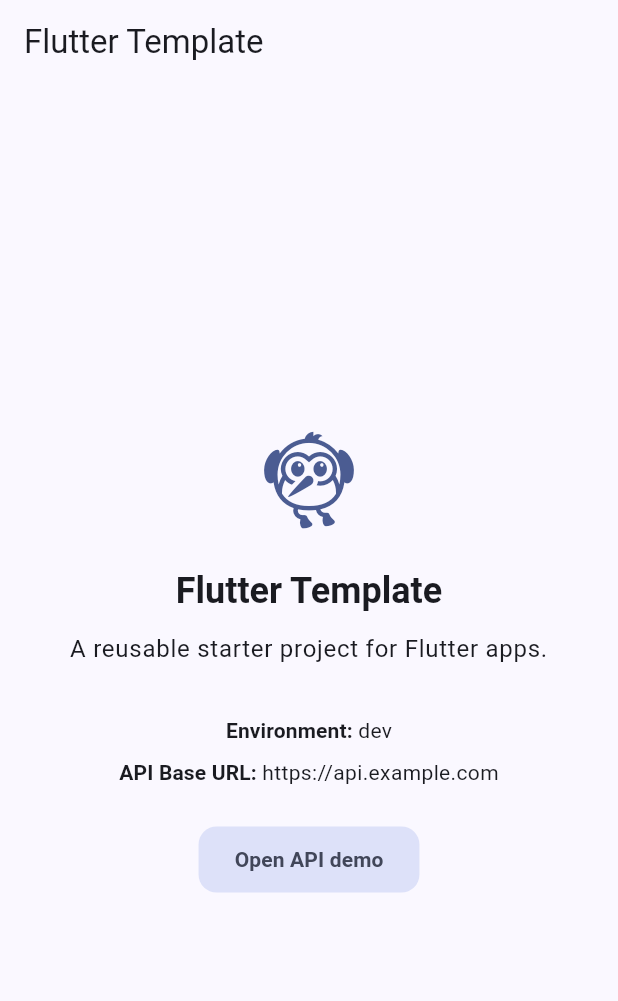
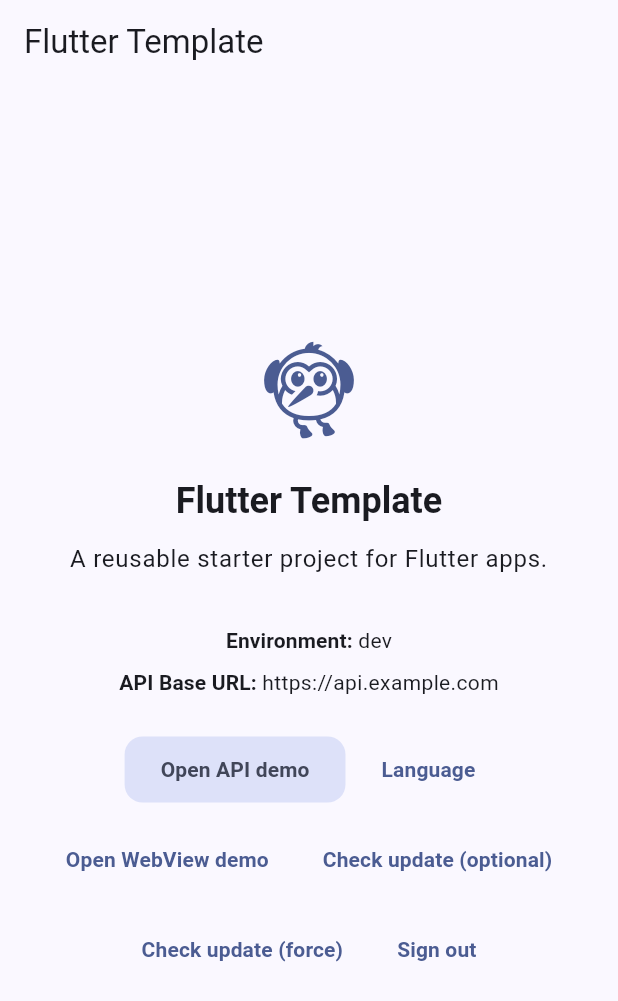
Before and after one commit to ZhangPeibin/flutter-template, a Flutter app: the HomePage screen opened by its route, on a phone screen of 412 x 824 dp. Shown: the top 1001 px of the screen. Run offline on Flutter 3.47's test engine with Material 3 defaults, Android fonts, the phone set to English and light mode, and no system bars; drawn by our look-alikes of toastification; our stand-ins replace device_info_plus, dio, flutter_riverpod, flutter_secure_storage, go_router, logger and 4 more; missing offline and left inert: slang; accounts and stored records are empty; generated files the repository leaves out were written again.

Commit message:
feat(demo): update home/not_found/todo_demo with i18n, mock scenarios, retry

```diff
--- a/lib/features/home/presentation/home_page.dart
+++ b/lib/features/home/presentation/home_page.dart
@@ -4,9 +4,14 @@ import 'package:go_router/go_router.dart';
 
 import '../../../app/router/app_router.dart';
 import '../../../app/theme/app_spacing.dart';
+import '../../../core/feedback/app_toast.dart';
 import '../../../core/providers/app_config_provider.dart';
 import '../../../core/widgets/app_button.dart';
 import '../../../core/widgets/app_scaffold.dart';
+import '../../../i18n/strings.g.dart';
+import '../../app_update/presentation/app_update_dialog.dart';
+import '../../app_update/providers/app_version_providers.dart';
+import '../../auth/providers/auth_notifier.dart';
 
 class HomePage extends ConsumerWidget {
   const HomePage({super.key});
@@ -16,10 +21,12 @@ class HomePage extends ConsumerWidget {
     final config = ref.watch(appConfigProvider);
     final colorScheme = Theme.of(context).colorScheme;
     final textTheme = Theme.of(context).textTheme;
+    final t = context.t;
 
     return AppScaffold(
       title: config.appName,
-      body: Column(
+      body: SingleChildScrollView(
+        child: Column(
           mainAxisSize: MainAxisSize.min,
           children: [
             Icon(Icons.flutter_dash, size: 72, color: colorScheme.primary),
@@ -31,36 +38,78 @@ class HomePage extends ConsumerWidget {
             ),
             const SizedBox(height: AppSpacing.s12),
             Text(
-            'A reusable starter project for Flutter apps.',
+              t.app.subtitle,
               style: textTheme.bodyLarge,
               textAlign: TextAlign.center,
             ),
             const SizedBox(height: AppSpacing.s24),
-          _InfoTile(label: 'Environment', value: config.environment.name),
-          _InfoTile(label: 'API Base URL', value: config.apiBaseUrl),
+            _InfoTile(
+              label: t.common.environment,
+              value: config.environment.name,
+            ),
+            _InfoTile(label: t.common.apiBaseUrl, value: config.apiBaseUrl),
             const SizedBox(height: AppSpacing.s24),
-          const Wrap(
+            Wrap(
               spacing: AppSpacing.s12,
               runSpacing: AppSpacing.s12,
               alignment: WrapAlignment.center,
-            children: [_TodoDemoNavigationButton()],
+              children: [
+                AppButton(
+                  label: t.app.openApiDemo,
+                  variant: AppButtonVariant.secondary,
+                  onPressed: () => context.pushNamed(AppRouteNames.todoDemo),
+                ),
+                AppButton(
+                  label: t.app.languageSettings,
+                  variant: AppButtonVariant.text,
+                  onPressed: () => context.pushNamed(AppRouteNames.language),
+                ),
+                AppButton(
+                  label: t.webView.openDemo,
+                  variant: AppButtonVariant.text,
+                  onPressed: () => context.pushNamed(
+                    AppRouteNames.webView,
+                    queryParameters: {'url': 'https://example.com/'},
+                  ),
+                ),
+                AppButton(
+                  label: t.appUpdate.checkOptional,
+                  variant: AppButtonVariant.text,
+                  onPressed: () => _checkForUpdate(context, ref, force: false),
+                ),
+                AppButton(
+                  label: t.appUpdate.checkForce,
+                  variant: AppButtonVariant.text,
+                  onPressed: () => _checkForUpdate(context, ref, force: true),
+                ),
+                AppButton(
+                  label: t.auth.signOut,
+                  variant: AppButtonVariant.text,
+                  onPressed: () =>
+                      ref.read(authNotifierProvider.notifier).signOut(),
                 ),
               ],
             ),
+          ],
+        ),
+      ),
     );
   }
+
+  Future<void> _checkForUpdate(
+    BuildContext context,
+    WidgetRef ref, {
+    required bool force,
+  }) async {
+    try {
+      final version = await ref.read(appVersionCheckProvider(force).future);
+      if (!context.mounted) {
+        return;
       }
-
-class _TodoDemoNavigationButton extends StatelessWidget {
-  const _TodoDemoNavigationButton();
-
-  @override
-  Widget build(BuildContext context) {
-    return AppButton(
-      label: 'Open API demo',
-      variant: AppButtonVariant.secondary,
-      onPressed: () => context.pushNamed(AppRouteNames.todoDemo),
-    );
+      await showAppUpdateDialog(context: context, version: version);
+    } catch (error) {
+      AppToast.error(error.toString());
+    }
   }
 }
 
--- a/lib/features/todo_demo/data/repositories/todo_repository.dart
+++ b/lib/features/todo_demo/data/repositories/todo_repository.dart
@@ -6,8 +6,11 @@ class TodoRepository {
 
   final TodoApi _api;
 
-  Future<Todo> fetchTodo(int id) async {
+  Future<Todo?> fetchTodo(int id) async {
     final json = await _api.fetchTodo(id);
+    if (json.isEmpty) {
+      return null;
+    }
     return Todo.fromJson(json);
   }
 }
```
Also changed, not shown: lib/features/not_found/presentation/not_found_page.dart (+6 -4 lines), lib/features/todo_demo/data/api/todo_api.dart (+46 -2 lines), lib/features/todo_demo/presentation/todo_demo_page.dart (+96 -19 lines), lib/features/todo_demo/providers/todo_demo_providers.dart (+38 -6 lines). Lines whose indentation alone changed are shown as unchanged.
